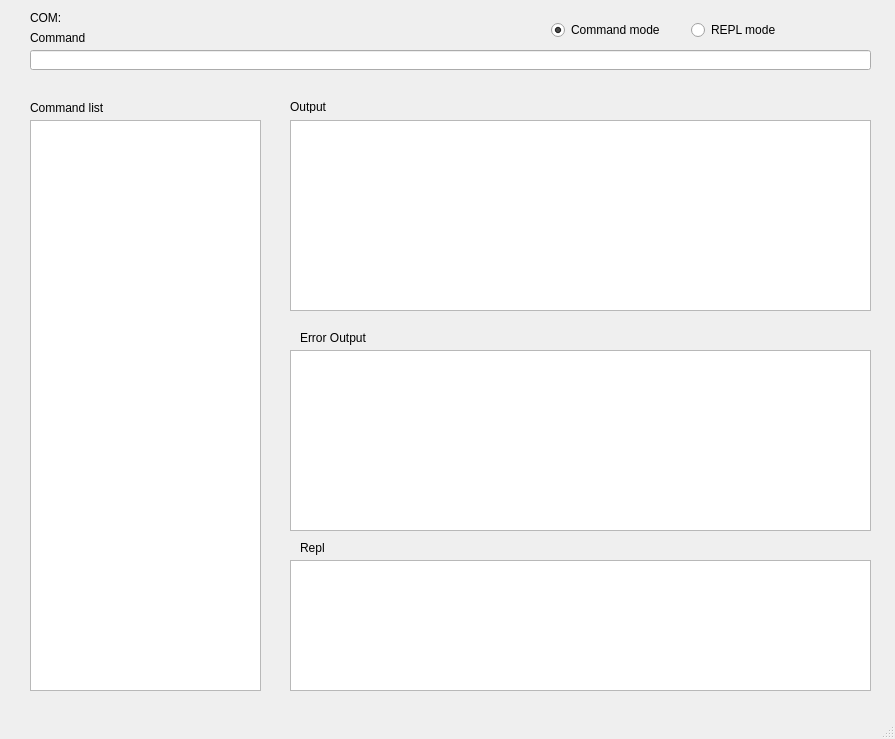
The window that src/esp32shell_qt_design.ui (HenkVanAsselt/esp32_micropython_gui) describes before a commit, drawn with Qt 5.
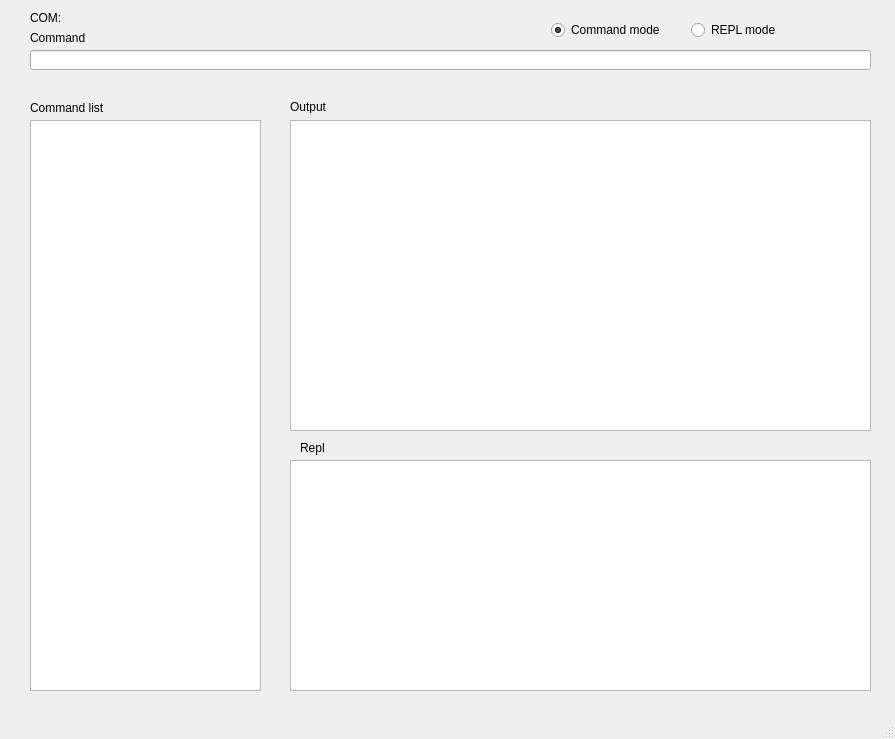
The same window after the commit. Custom widgets are drawn as their Qt base class.

Commit message: New CLI, based on python cmd2, and using shell49 for repl purposes. Now concentrating on the CLI, and on the GUI part later.

The edit to the form file:
```diff
--- a/src/esp32shell_qt_design.ui
+++ b/src/esp32shell_qt_design.ui
@@ -43,7 +43,7 @@
       <x>290</x>
       <y>120</y>
       <width>581</width>
-      <height>191</height>
+      <height>311</height>
      </rect>
     </property>
    </widget>
@@ -83,36 +83,13 @@
      <string>Output</string>
     </property>
    </widget>
-   <widget class="QTextEdit" name="text_error_output">
-    <property name="geometry">
-     <rect>
-      <x>290</x>
-      <y>350</y>
-      <width>581</width>
-      <height>181</height>
-     </rect>
-    </property>
-   </widget>
-   <widget class="QLabel" name="label">
-    <property name="geometry">
-     <rect>
-      <x>300</x>
-      <y>330</y>
-      <width>101</width>
-      <height>16</height>
-     </rect>
-    </property>
-    <property name="text">
-     <string>Error Output</string>
-    </property>
-   </widget>
    <widget class="SerialTerminalWidget" name="Repl">
     <property name="geometry">
      <rect>
       <x>290</x>
-      <y>560</y>
+      <y>460</y>
       <width>581</width>
-      <height>131</height>
+      <height>231</height>
      </rect>
     </property>
    </widget>
@@ -120,7 +97,7 @@
     <property name="geometry">
      <rect>
       <x>300</x>
-      <y>540</y>
+      <y>440</y>
       <width>90</width>
       <height>16</height>
      </rect>
```
The commit also changes 21 other files.
